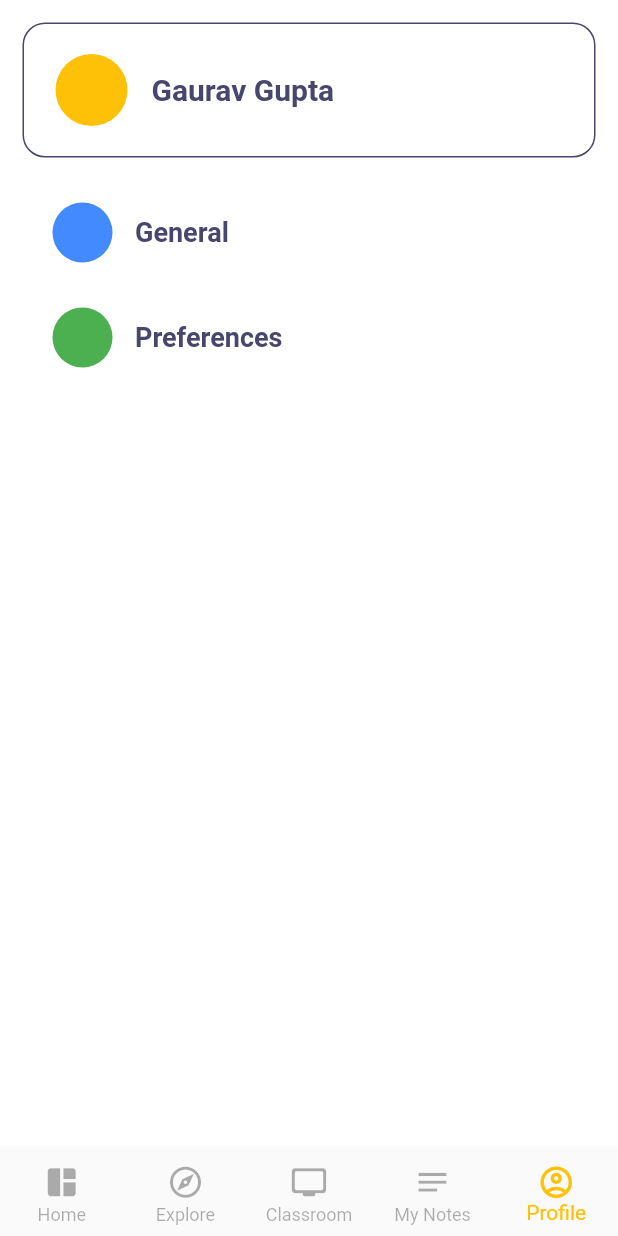
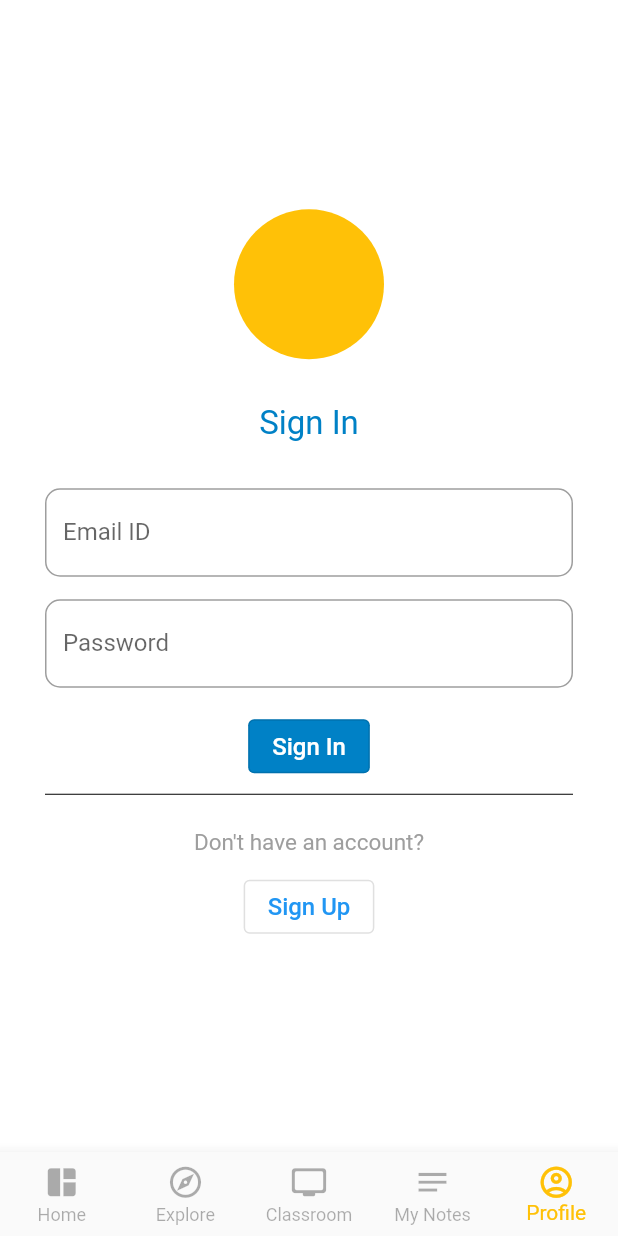
Before and after one commit to shivansh1012/SmartNotes, a Flutter app: the screen it shows after launch, item 5 of the bottom bar chosen, on a phone screen of 412 x 824 dp. Run offline on Flutter 3.47's test engine with Material 2 defaults, Android fonts, the phone set to English and light mode, and no system bars; our stand-ins replace carousel_slider; network calls fail.

Commit message:
Sign in and Sign up pages

```diff
--- a/smartnotes/lib/screens/explore.dart
+++ b/smartnotes/lib/screens/explore.dart
@@ -146,7 +146,7 @@ class Explore extends StatelessWidget {
                   children: [
                     // TopicTag(), // * Try to implement Topic Tag in explore page
                     GestureDetector(
-                      onTap: (() => const NoteDetails()),
+                      // onTap: Navigator.push(context, ),
                       child: Card(
                         margin: const EdgeInsets.symmetric(horizontal: 15.0),
                         child: Row(
--- a/smartnotes/lib/screens/main_screen.dart
+++ b/smartnotes/lib/screens/main_screen.dart
@@ -4,6 +4,7 @@ import 'package:smartnotes/screens/personal_notes.dart';
 import 'package:smartnotes/screens/profile.dart';
 import 'package:smartnotes/screens/explore.dart';
 import 'package:smartnotes/screens/dashboard.dart';
+import 'package:smartnotes/screens/sign_in.dart';
 
 /*
 
@@ -30,7 +31,8 @@ class _MainScreenState extends State<MainScreen> {
     Explore(),
     Classrooms(),
     PersonalNotes(),
-    Profile(),
+    // Profile(),
+    SignIn(),
   ];
 
   @override
--- /dev/null
+++ b/smartnotes/lib/screens/sign_in.dart
@@ -0,0 +1,117 @@
+import 'package:flutter/material.dart';
+import 'package:smartnotes/constants.dart';
+import 'package:smartnotes/screens/sign_up.dart';
+
+class SignIn extends StatelessWidget {
+  const SignIn({Key? key}) : super(key: key);
+
+  @override
+  Widget build(BuildContext context) {
+    return SafeArea(
+      child: Scaffold(
+        backgroundColor: Colors.white,
+        body: Center(
+          child: SingleChildScrollView(
+            child: Container(
+              margin: const EdgeInsets.symmetric(
+                horizontal: 30.0,
+              ),
+              child: Column(
+                mainAxisAlignment: MainAxisAlignment.center,
+                children: [
+                  const CircleAvatar(
+                    radius: 50,
+                    backgroundColor: Colors.amber,
+                  ),
+                  const SizedBox(
+                    height: 30.0,
+                  ),
+                  Text(
+                    "Sign In",
+                    style: TextStyle(
+                      fontSize: 22.0,
+                      color: primary,
+                    ),
+                  ),
+                  const SizedBox(
+                    height: 30.0,
+                  ),
+                  TextFormField(
+                    textInputAction: TextInputAction.next,
+                    decoration: InputDecoration(
+                      labelText: "Email ID",
+                      border: OutlineInputBorder(
+                        borderRadius: BorderRadius.circular(10.0),
+                      ),
+                    ),
+                  ),
+                  const SizedBox(
+                    height: 15.0,
+                  ),
+                  TextFormField(
+                    obscureText: true,
+                    textInputAction: TextInputAction.done,
+                    keyboardType: TextInputType.visiblePassword,
+                    decoration: InputDecoration(
+                      labelText: "Password",
+                      border: OutlineInputBorder(
+                        borderRadius: BorderRadius.circular(10.0),
+                      ),
+                    ),
+                  ),
+                  const SizedBox(
+                    height: 15.0,
+                  ),
+                  OutlinedButton(
+                    child: const Text(
+                      "Sign In",
+                      style: TextStyle(
+                        fontSize: 16.0,
+                        color: Colors.white,
+                      ),
+                    ),
+                    style: ButtonStyle(
+                      backgroundColor: MaterialStateProperty.all(primary),
+                    ),
+                    onPressed: () {
+                      print("Working");
+                    },
+                  ),
+                  const Divider(
+                    color: Colors.black,
+                  ),
+                  const SizedBox(
+                    height: 15.0,
+                  ),
+                  const Center(
+                    child: Text(
+                      "Don't have an account?",
+                      style: TextStyle(color: Colors.grey, fontSize: 15.0),
+                    ),
+                  ),
+                  const SizedBox(
+                    height: 10.0,
+                  ),
+                  OutlinedButton(
+                    child: const Text(
+                      "Sign Up",
+                      style: TextStyle(fontSize: 16.0),
+                    ),
+                    onPressed: () {
+                      Navigator.push(
+                        context,
+                        MaterialPageRoute(
+                          builder: (context) => const SignUp(),
+                        ),
+                      );
+                    },
+                  )
+                ],
+              ),
+            ),
+          ),
+        ),
+      ),
+    );
+  }
+}
```
Also changed, not shown: smartnotes/lib/screens/sign_up.dart (added, +130 -0 lines).
